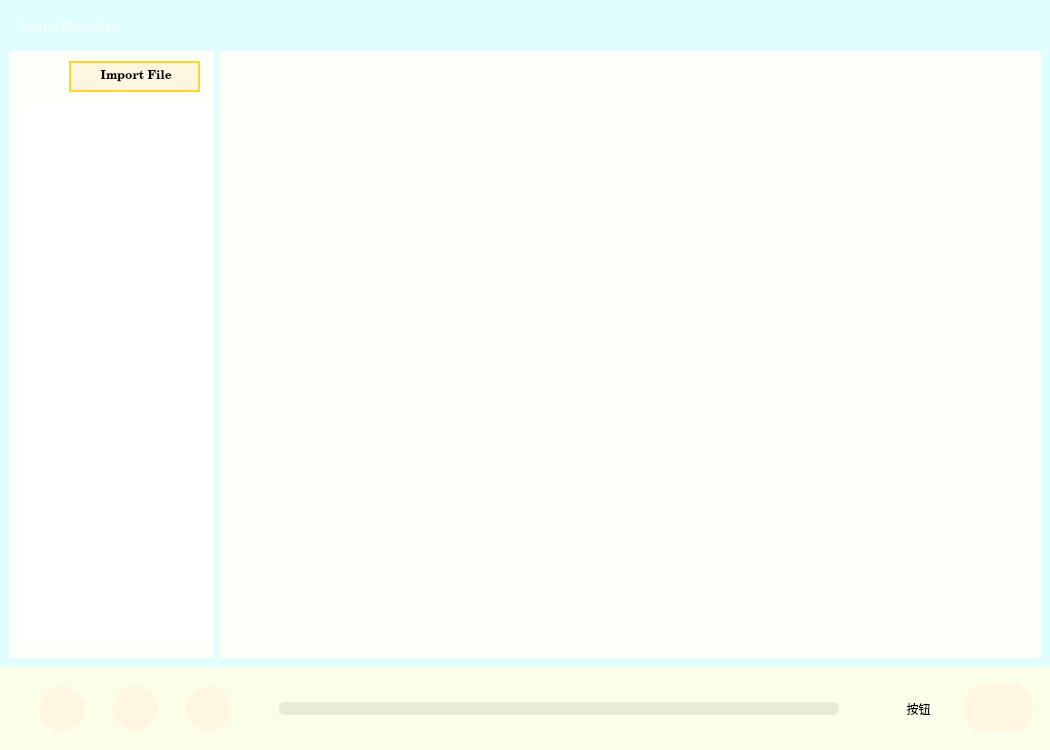
This is version.ui in nimudebi/CSCI3280_2023_Group2 as Qt 5 draws it before an edit. The edited form follows.
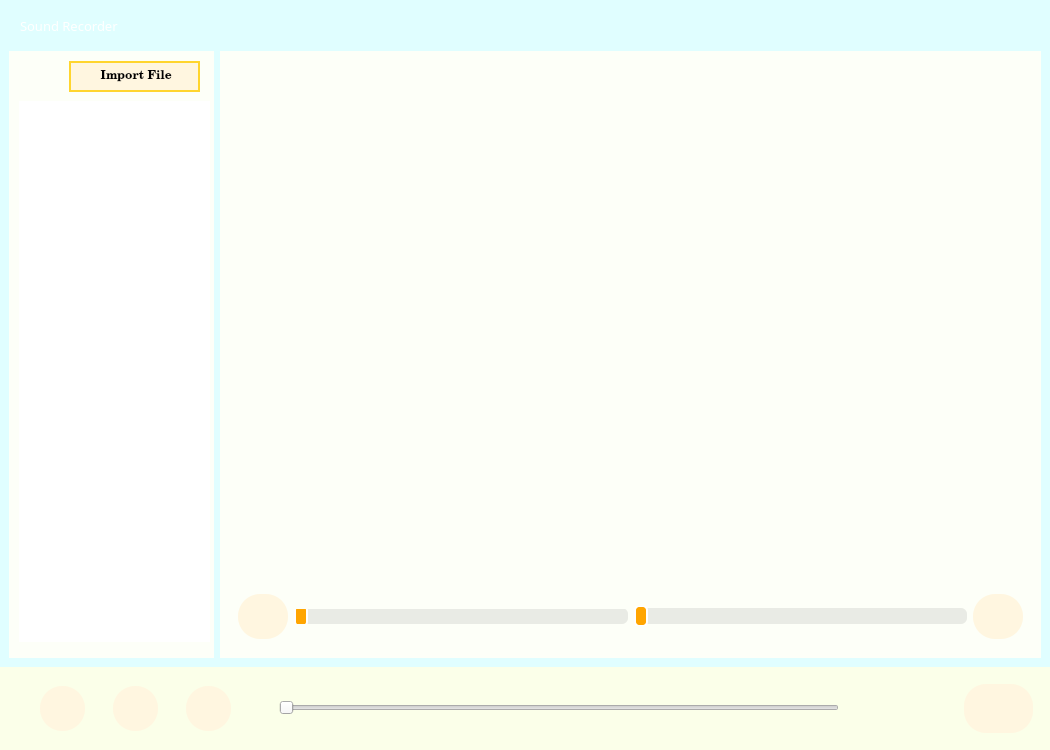
This is the edited form. Icons and pictures are not drawn.

```diff
--- a/version.ui
+++ b/version.ui
@@ -21,7 +21,7 @@
   </property>
   <property name="styleSheet">
    <string notr="true">#MainWindow{
-	boarder:none;
+	border:none;
 }</string>
   </property>
   <widget class="QWidget" name="centralwidget">
@@ -296,26 +296,130 @@
             <property name="frameShadow">
              <enum>QFrame::Raised</enum>
             </property>
-            <widget class="QStackedWidget" name="stackedWidget">
-             <property name="geometry">
-              <rect>
-               <x>0</x>
-               <y>0</y>
-               <width>821</width>
-               <height>601</height>
-              </rect>
-             </property>
-             <property name="styleSheet">
-              <string notr="true">QStackedWidget{
-	background-color:rgb(253, 255, 248)
+            <layout class="QVBoxLayout" name="verticalLayout_2">
+             <item>
+              <widget class="QLabel" name="label_2">
+               <property name="sizePolicy">
+                <sizepolicy hsizetype="Preferred" vsizetype="Expanding">
+                 <horstretch>0</horstretch>
+                 <verstretch>8</verstretch>
+                </sizepolicy>
+               </property>
+               <property name="text">
+                <string/>
+               </property>
+              </widget>
+             </item>
+             <item>
+              <widget class="QFrame" name="frame_11">
+               <property name="sizePolicy">
+                <sizepolicy hsizetype="Preferred" vsizetype="Expanding">
+                 <horstretch>0</horstretch>
+                 <verstretch>1</verstretch>
+                </sizepolicy>
+               </property>
+               <property name="styleSheet">
+                <string notr="true">QPushButton{
+	background-color:rgb(255, 246, 224);
+	border:none;
+	border-radius:22px;
 }</string>
-             </property>
-             <property name="currentIndex">
-              <number>1</number>
-             </property>
-             <widget class="QWidget" name="page"/>
-             <widget class="QWidget" name="page_2"/>
-            </widget>
+               </property>
+               <property name="frameShape">
+                <enum>QFrame::StyledPanel</enum>
+               </property>
+               <property name="frameShadow">
+                <enum>QFrame::Raised</enum>
+               </property>
+               <layout class="QHBoxLayout" name="horizontalLayout_7">
+                <item>
+                 <widget class="QPushButton" name="pushButton_2">
+                  <property name="minimumSize">
+                   <size>
+                    <width>50</width>
+                    <height>45</height>
+                   </size>
+                  </property>
+                  <property name="text">
+                   <string/>
+                  </property>
+                  <property name="icon">
+                   <iconset>
+                    <normaloff>designer/scissors-solid.svg</normaloff>designer/scissors-solid.svg</iconset>
+                  </property>
+                 </widget>
+                </item>
+                <item>
+                 <widget class="QSlider" name="horizontalSlider_3">
+                  <property name="styleSheet">
+                   <string notr="true">QSlider {
+	background: transparent;
+}
+QSlider::groove:horizontal{
+	height: 16px;left: 0px;right: 0px;border:0px;border-radius:6px;background:rgba(0,0,0,20);}
+QSlider::handle:horizontal {
+	background-color: orange;
+	border: 2px solid #fff;
+width: 10px;
+margin-top: -3px;
+margin-bottom: -3px;
+border-radius: 5px;
+}</string>
+                  </property>
+                  <property name="orientation">
+                   <enum>Qt::Horizontal</enum>
+                  </property>
+                 </widget>
+                </item>
+                <item>
+                 <widget class="QSlider" name="horizontalSlider_2">
+                  <property name="styleSheet">
+                   <string notr="true">QSlider {
+	background: transparent;
+}
+QSlider::groove:horizontal{
+	height: 16px;left: 0px;right: 0px;border:0px;border-radius:6px;background:rgba(0,0,0,20);}
+QSlider::handle:horizontal {
+	background-color: orange;
+	border: 2px solid #fff;
+width: 10px;
+margin-top: -3px;
+margin-bottom: -3px;
+border-radius: 5px;
+}</string>
+                  </property>
+                  <property name="orientation">
+                   <enum>Qt::Horizontal</enum>
+                  </property>
+                  <property name="tickPosition">
+                   <enum>QSlider::TicksAbove</enum>
+                  </property>
+                  <property name="tickInterval">
+                   <number>5</number>
+                  </property>
+                 </widget>
+                </item>
+                <item>
+                 <widget class="QPushButton" name="pushButton_10">
+                  <property name="minimumSize">
+                   <size>
+                    <width>50</width>
+                    <height>45</height>
+                   </size>
+                  </property>
+                  <property name="text">
+                   <string/>
+                  </property>
+                  <property name="icon">
+                   <iconset>
+                    <normaloff>designer/object-ungroup-solid.svg</normaloff>designer/object-ungroup-solid.svg</iconset>
+                  </property>
+                 </widget>
+                </item>
+               </layout>
+              </widget>
+             </item>
+            </layout>
            </widget>
           </item>
          </layout>
@@ -498,6 +602,10 @@
              <string notr="true">QPushButton{
 	border:none;
 	border-radius:22px;
+}
+QToolButton{
+	border:none;
+	border-radius:22px;
 }</string>
             </property>
             <property name="frameShape">
@@ -520,12 +628,8 @@
 	height:40px;
 }
 QSlider::groove:horizontal{
-        height: 13px;
-        left: 0px;
-        right: 0px;
-        border:0px;   
-        border-radius:6px;   
-        background:rgba(0,0,0,20);
+        height: 12px;
+        
 }
 QSlider::handle:horizontal{
         width:  22px;
@@ -589,7 +693,7 @@
               </widget>
              </item>
              <item>
-              <widget class="QPushButton" name="pushButton_7">
+              <widget class="QToolButton" name="toolButton">
                <property name="minimumSize">
                 <size>
                  <width>45</width>
@@ -609,7 +713,17 @@
                 <bool>true</bool>
                </property>
                <property name="text">
-                <string>按钮</string>
+                <string/>
+               </property>
+               <property name="icon">
+                <iconset>
+                 <normaloff>designer/gauge-simple-solid.svg</normaloff>designer/gauge-simple-solid.svg</iconset>
+               </property>
+               <property name="iconSize">
+                <size>
+                 <width>30</width>
+                 <height>30</height>
+                </size>
                </property>
               </widget>
              </item>
```
Left out of the diff: 28 changed lines with no effect on the pictures.
